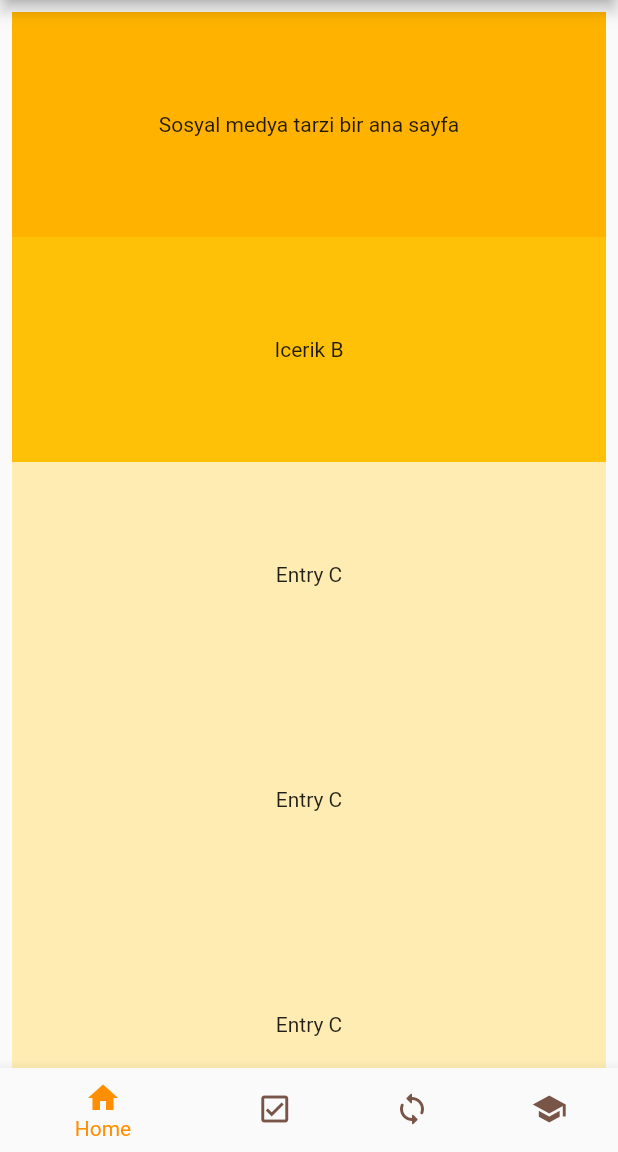
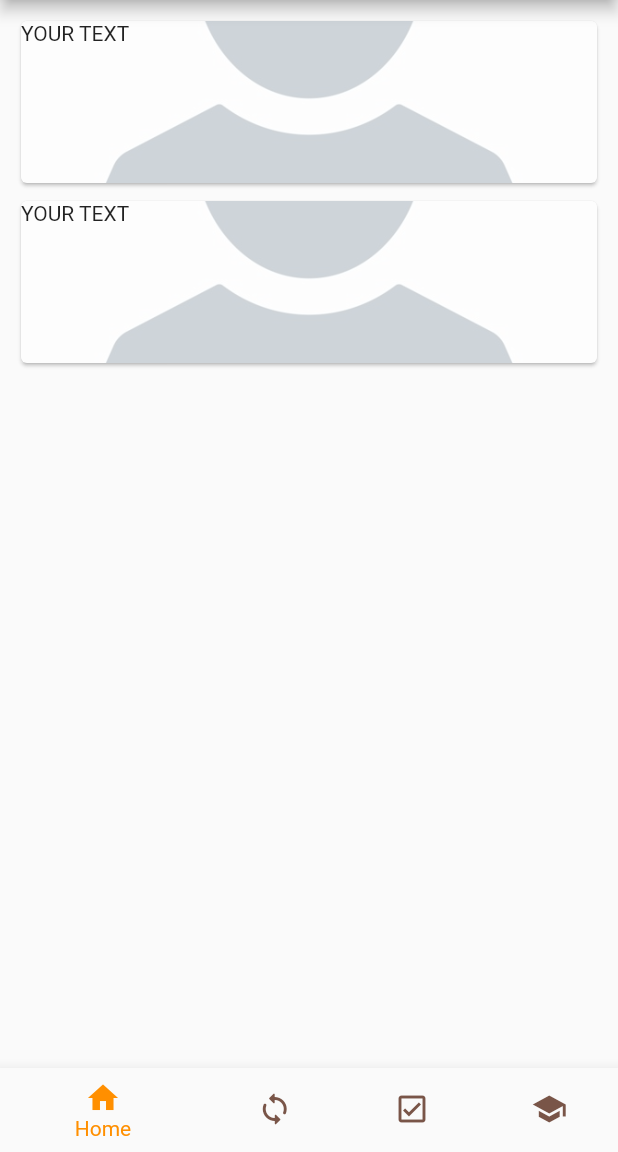
Before and after one commit to mehmedakif/kozmikpuding, a Flutter app: the screen it shows after launch, on a phone screen of 412 x 824 dp, the part 84-1236 px from its top. Run offline on Flutter 3.47's test engine with Material 2 defaults, Android fonts, the light colour scheme and no system bars; our stand-ins replace cloud_firestore, firebase_core; accounts and stored records are empty.

Commit message:
UI improvments.

```diff
--- a/lib/modules/db/GetTeacherInfo.dart
+++ b/lib/Core/db/GetTeacherInfo.dart
@@ -1,7 +1,7 @@
 import 'package:cloud_firestore/cloud_firestore.dart';
 import 'package:flutter/cupertino.dart';
 
-import '../TeacherBox.dart';
+import '../../Views/Widgets/TeacherBox.dart';
 
 class GetTeacherInfo extends StatelessWidget {
   final String documentId;
--- a/lib/modules/ConnectPage.dart
+++ b/lib/Views/Screens/ConnectPage.dart
@@ -1,7 +1,7 @@
 import 'package:flutter/cupertino.dart';
 import 'package:flutter/material.dart';
 import 'package:cloud_firestore/cloud_firestore.dart';
-import 'package:kozmikpuding/modules/TeacherBox.dart';
+import 'file:///E:/Projeler/Kozmikpuding/kozmikpuding/lib/Views/Widgets/TeacherBox.dart';
 
 class ConnectPage extends StatelessWidget{
   @override
--- /dev/null
+++ b/lib/Views/Screens/HomePage.dart
@@ -0,0 +1,30 @@
+import 'package:flutter/material.dart';
+import 'package:kozmikpuding/Views/Screens/SchoolPage.dart';
+import 'package:kozmikpuding/Views/Widgets/StoryBox.dart';
+
+class HomePage extends StatelessWidget {
+  @override
+  Widget build(BuildContext context) {
+    return
+      ListView(
+            padding: const EdgeInsets.all(8),
+            children: <Widget>[
+              GestureDetector(
+                onTap: () { _navigateToNextScreen(context);},
+                child: Container(child:
+                StoryBox("title", "description", 88, "assets/person.jpg","s"),
+                ),
+              ),
+              GestureDetector(
+                onTap: () { print("Container 2 was tapped"); },
+                child: Container(child:
+                StoryBox("title", "description", 88, "assets/person.jpg","s"),
+                ),
+              ),
+            ],
+          );
+  }
+  void _navigateToNextScreen(BuildContext context) {
+    Navigator.of(context).push(MaterialPageRoute(builder: (context) => SchoolPage()));
+  }
+}
--- a/lib/modules/NavigationBar.dart
+++ b/lib/Views/Screens/NavigationBar.dart
@@ -1,8 +1,8 @@
 import 'package:flutter/material.dart';
-import 'package:kozmikpuding/modules/ConnectPage.dart';
-import 'package:kozmikpuding/modules/LoginPage.dart';
-import 'package:kozmikpuding/modules/TasksPage.dart';
-import 'HomePage.dart';
+import 'file:///E:/Projeler/Kozmikpuding/kozmikpuding/lib/Views/Screens/ConnectPage.dart';
+import 'package:kozmikpuding/Views/Screens/LoginPage.dart';
+import 'package:kozmikpuding/Views/Screens/TasksPage.dart';
+import 'package:kozmikpuding/Views/Screens/HomePage.dart';
 import 'SchoolPage.dart';
 
 class NavigationBar extends StatefulWidget {
@@ -18,8 +18,8 @@ class _NavigationBarState extends State<NavigationBar> {
   TextStyle(fontSize: 30, fontWeight: FontWeight.bold);
   static List<Widget> _widgetOptions = <Widget>[
     HomePage(),
+    ConnectPage(),
     TasksPage(),
-    ConnectPage(),
     SchoolPage(),
   ];
 
@@ -46,13 +46,14 @@ class _NavigationBarState extends State<NavigationBar> {
             label: 'Home',
           ),
           BottomNavigationBarItem(
+            icon: Icon(Icons.sync_rounded),
+            label: 'Connect',
+          ),
+          BottomNavigationBarItem(
             icon: Icon(Icons.check_box_outlined),
             label: 'Tasks',
           ),
           BottomNavigationBarItem(
-            icon: Icon(Icons.sync_rounded),
-            label: 'Connect',
-          ),BottomNavigationBarItem(
             icon: Icon(Icons.school),
             label: 'My School',
           ),
--- a/lib/modules/TasksPage.dart
+++ b/lib/Views/Screens/TasksPage.dart
@@ -1,6 +1,6 @@
 import 'package:flutter/cupertino.dart';
 import 'package:flutter/material.dart';
-import 'package:kozmikpuding/modules/TaskBox.dart';
+import 'file:///E:/Projeler/Kozmikpuding/kozmikpuding/lib/Views/Widgets/TaskBox.dart';
 
 class TasksPage extends StatelessWidget{
   @override
--- /dev/null
+++ b/lib/Views/Widgets/StoryBox.dart
@@ -0,0 +1,34 @@
+import 'package:flutter/material.dart';
+
+class StoryBox extends StatelessWidget {
+  StoryBox(this.title, this.description, this.timeToRead, this.image,
+      this.link);
+
+  final String title;
+  final String description;
+  final int timeToRead;
+  final String image;
+  final String link;
+
+  Widget build(BuildContext context) {
+    return Container(
+      padding: EdgeInsets.all(2),
+      height: 120,
+      child: Card(
+        child: Container(
+          child: new Text("YOUR TEXT"),
+          decoration: new BoxDecoration(
+            image: new DecorationImage(
+              fit: BoxFit.cover,
+              colorFilter: new ColorFilter.mode(
+                  Colors.black.withOpacity(0.2), BlendMode.dstATop),
+              image: new AssetImage(
+                'assets/person.jpg',
+              ),
+            ),
+          ),
+        ),
+      ),
+    );
+  }
+}
--- a/lib/modules/TeacherBox.dart
+++ b/lib/Views/Widgets/TeacherBox.dart
@@ -9,12 +9,12 @@ class TeacherBox extends StatelessWidget {
 
   Widget build(BuildContext context) {
     return Container(
-        padding: EdgeInsets.all(2), height: 120,  child: Card(
+        padding: EdgeInsets.all(0), height: 120,  child: Card(
         child: Row(
             mainAxisAlignment: MainAxisAlignment.spaceEvenly, children: <Widget>[
           new Image.asset(image, width: 100.0, height: 100.0), Expanded(
               child: Container(
-                  padding: EdgeInsets.all(5), child: Column(
+                  padding: EdgeInsets.all(0), child: Column(
                 mainAxisAlignment: MainAxisAlignment.spaceEvenly,
                 children: <Widget>[
 
--- a/lib/main.dart
+++ b/lib/main.dart
@@ -1,6 +1,6 @@
 import 'package:firebase_core/firebase_core.dart';
 import 'package:flutter/material.dart';
-import 'modules/NavigationBar.dart';
+import 'Views/Screens/NavigationBar.dart';
 
 void main() async {
 
--- a/lib/modules/HomePage.dart
+++ /dev/null
@@ -1,65 +0,0 @@
-import 'package:flutter/material.dart';
-import 'TeacherBox.dart';
-
-class HomePage extends StatelessWidget {
-  @override
-  Widget build(BuildContext context) {
-    return
-      ListView(
-            padding: const EdgeInsets.all(8),
-            children: <Widget>[
-              Container(
-                height: 150,
-                color: Colors.amber[600],
-                child: const Center(child: Text("Sosyal medya tarzi bir ana sayfa")),
-              ),
-              Container(
-                height: 150,
-                color: Colors.amber[500],
-                child: const Center(child: Text('Icerik B')),
-              ),
-              // GestureDetector(
-              //   onTap: () { print("Container was tapped"); },
-              //   child: Container(
-              //     color: Colors.amber[100],
-              //
-              //     padding: EdgeInsets.all(2), height: 120,  child: Card(
-              //       child: Row(
-              //           mainAxisAlignment: MainAxisAlignment.spaceEvenly, children: <Widget>[
-              //         new Image.asset(image, width: 50.0, height: 50.0), Expanded(
-              //             child:
-              //             Container(
-              //                 padding: EdgeInsets.all(5), child: Column(
-              //               mainAxisAlignment: MainAxisAlignment.spaceEvenly,
-              //               children: <Widget>[
-              //                 Text(this.name, style: TextStyle(
-              //                     fontWeight:
-              //                     FontWeight.bold)), Text(this.description),
-              //                 Text("Points: " + this.points.toString()),
-              //               ],
-              //             )
-              //             )
-              //         )
-              //       ]
-              //       )
-              //   ),
-              //   ),
-              // ),
-              Container(
-                height: 150,
-                color: Colors.amber[100],
-                child: const Center(child: Text('Entry C')),
-              ),Container(
-                height: 150,
-                color: Colors.amber[100],
-                child: const Center(child: Text('Entry C')),
-              ),Container(
-                height: 150,
-                color: Colors.amber[100],
-                child: const Center(child: Text('Entry C')),
-              ),
-            ],
-          );
-  }
-
-}
```
Also changed, not shown: lib/Views/Screens/SchoolPage.dart (renamed from lib/modules/SchoolPage.dart, +16 -15 lines), lib/Views/Widgets/TaskBox.dart (renamed from lib/modules/TaskBox.dart, +5 -3 lines), lib/Core/db/AddTeacher.dart (renamed from lib/modules/db/AddTeacher.dart), lib/Views/Screens/LoginPage.dart (renamed from lib/modules/LoginPage.dart).
